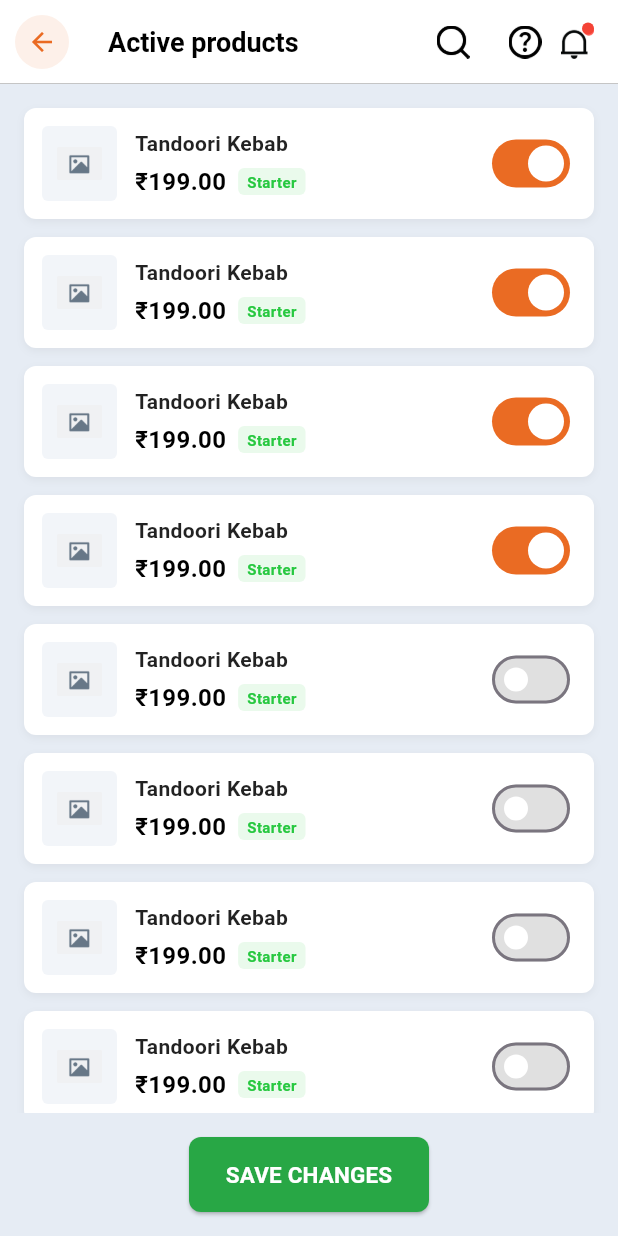
After one commit to niladri-turain/billtrack-app, a Flutter app: the ActiveProductScreen screen opened directly, on a phone screen of 412 x 824 dp. The commit adds this screen. Run offline on Flutter 3.47's test engine with Material 3 defaults, Android fonts, the phone set to English and light mode, and no system bars; our stand-ins replace flutter_svg.

Commit message:
design sales reort and active product page

```diff
--- /dev/null
+++ b/lib/features/activeProduct/screen/active_product_screen.dart
@@ -0,0 +1,116 @@
+import 'package:billtrack/core/constant/app_colors.dart';
+import 'package:billtrack/core/constant/app_pngs.dart';
+import 'package:billtrack/features/activeProduct/widgets/active_product_item_tile.dart';
+import 'package:billtrack/widgets/custom_app_bar.dart';
+import 'package:flutter/material.dart';
+
+class ActiveProductScreen extends StatefulWidget {
+  const ActiveProductScreen({super.key});
+
+  @override
+  State<ActiveProductScreen> createState() => _ActiveProductScreenState();
+}
+
+class _ActiveProductScreenState extends State<ActiveProductScreen> {
+  final List<Map<String, dynamic>> _products = List.generate(
+    8,
+    (index) => {
+      'name': 'Tandoori Kebab',
+      'price': '199.00',
+      'category': 'Starter',
+      'isActive': index < 4,
+    },
+  );
+
+  @override
+  Widget build(BuildContext context) {
+    return Scaffold(
+      backgroundColor: AppColors.transactionBg,
+      appBar: CustomAppBar(
+        title: 'Active products',
+        actions: [
+          IconButton(
+            icon: Image.asset(AppImagesPng.search, width: 22),
+            onPressed: () {},
+          ),
+          IconButton(
+            icon: Image.asset(AppImagesPng.question, width: 22),
+            onPressed: () {},
+          ),
+          Padding(
+            padding: const EdgeInsets.only(right: 16.0),
+            child: Stack(
+              alignment: Alignment.topRight,
+              children: [
+                Center(child: Image.asset(AppImagesPng.notification, width: 22)),
+                Positioned(
+                  right: 0,
+                  top: 15,
+                  child: Container(
+                    width: 8,
+                    height: 8,
+                    decoration: const BoxDecoration(
+                      color: Colors.red,
+                      shape: BoxShape.circle,
+                    ),
+                  ),
+                ),
+              ],
+            ),
+          ),
+        ],
+      ),
+      body: Column(
+        children: [
+          Expanded(
+            child: ListView.builder(
+              padding: const EdgeInsets.all(16),
+              itemCount: _products.length,
+              itemBuilder: (context, index) {
+                final product = _products[index];
+                return ActiveProductItemTile(
+                  productName: product['name'],
+                  price: product['price'],
+                  category: product['category'],
+                  isActive: product['isActive'],
+                  onToggle: (value) {
+                    setState(() {
+                      _products[index]['isActive'] = value;
+                    });
+                  },
+                );
+              },
+            ),
+          ),
+          Padding(
+            padding: const EdgeInsets.all(16.0),
+            child: SizedBox(
+              width: 160,
+              height: 50,
+              child: ElevatedButton(
+                onPressed: () {
+                  // Save logic
+                  Navigator.pop(context);
+                },
+                style: ElevatedButton.styleFrom(
+                  backgroundColor: AppColors.saveButtonGreen,
+                  shape: RoundedRectangleBorder(
+                    borderRadius: BorderRadius.circular(8),
+                  ),
+                ),
+                child: const Text(
+                  'SAVE CHANGES',
+                  style: TextStyle(
+                    color: Colors.white,
+                    fontSize: 15,
+                    fontWeight: FontWeight.bold,
+                  ),
+                ),
+              ),
+            ),
+          ),
+        ],
+      ),
+    );
+  }
+}
--- /dev/null
+++ b/lib/features/activeProduct/widgets/active_product_item_tile.dart
@@ -0,0 +1,114 @@
+import 'package:billtrack/core/constant/app_colors.dart';
+import 'package:flutter/material.dart';
+
+import '../../../core/constant/app_pngs.dart';
+
+class ActiveProductItemTile extends StatelessWidget {
+  final String productName;
+  final String price;
+  final String category;
+  final bool isActive;
+  final ValueChanged<bool> onToggle;
+
+  const ActiveProductItemTile({
+    super.key,
+    required this.productName,
+    required this.price,
+    required this.category,
+    required this.isActive,
+    required this.onToggle,
+  });
+
+  @override
+  Widget build(BuildContext context) {
+    return Container(
+      margin: const EdgeInsets.only(bottom: 12),
+      padding: const EdgeInsets.all(12),
+      decoration: BoxDecoration(
+        color: Colors.white,
+        borderRadius: BorderRadius.circular(8),
+        boxShadow: [
+          BoxShadow(
+            color: Colors.black.withOpacity(0.05),
+            blurRadius: 4,
+            offset: const Offset(0, 2),
+          ),
+        ],
+      ),
+      child: Row(
+        children: [
+          // Image Placeholder
+          Container(
+            width: 50,
+            height: 50,
+            padding: const EdgeInsets.all(10),
+            decoration: BoxDecoration(
+              color: const Color(0xFFF2F5F9),
+              borderRadius: BorderRadius.circular(4),
+            ),
+            child: Image.asset(
+              AppImagesPng.defaultImage,
+              fit: BoxFit.contain,
+              errorBuilder: (context, error, stackTrace) => const Icon(Icons.image_outlined, color: Colors.grey),
+            ),
+          ),
+          const SizedBox(width: 12),
+          // Product Info
+          Expanded(
+            child: Column(
+              crossAxisAlignment: CrossAxisAlignment.start,
+              children: [
+                Text(
+                  productName,
+                  style: const TextStyle(
+                    fontSize: 14,
+                    fontWeight: FontWeight.w600,
+                    color: Colors.black87,
+                  ),
+                ),
+                const SizedBox(height: 4),
+                Row(
+                  children: [
+                    Text(
+                      '₹$price',
+                      style: const TextStyle(
+                        fontSize: 16,
+                        fontWeight: FontWeight.bold,
+                        color: Colors.black,
+                      ),
+                    ),
+                    const SizedBox(width: 8),
+                    Container(
+                      padding: const EdgeInsets.symmetric(horizontal: 6, vertical: 2),
+                      decoration: BoxDecoration(
+                        color: AppColors.selectedItemBg,
+                        borderRadius: BorderRadius.circular(4),
+                      ),
+                      child: Text(
+                        category,
+                        style: const TextStyle(
+                          color: AppColors.checkboxGreen,
+                          fontSize: 10,
+                          fontWeight: FontWeight.bold,
+                        ),
+                      ),
+                    ),
+                  ],
+                ),
+              ],
+            ),
+          ),
+          // Toggle Switch
+          Switch(
+            value: isActive,
+            onChanged: onToggle,
+            activeColor: Colors.white,
+            activeTrackColor: AppColors.orange,
+            inactiveThumbColor: Colors.white,
+            inactiveTrackColor: Colors.grey.shade300,
+          ),
+        ],
+      ),
+    );
+  }
+}
```
Also changed, not shown: lib/features/account/screen/account_screen.dart (+18 -0 lines), lib/features/salesReport/screen/sales_reports.dart (added, +227 -0 lines), lib/features/salesReport/widgets/sales_summary_card.dart (added, +84 -0 lines), 1 other file.
